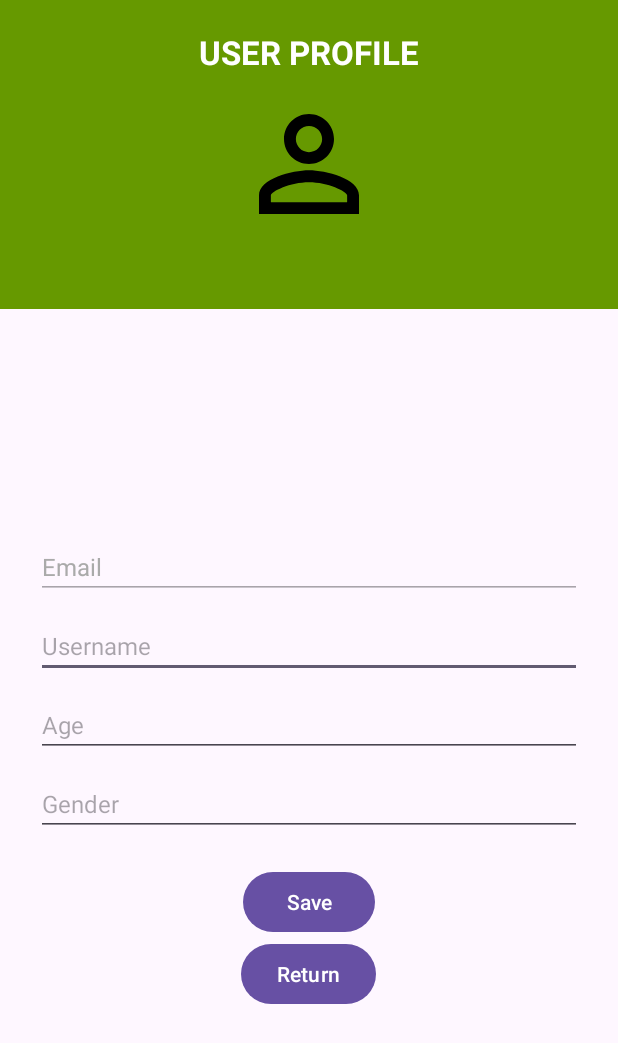
After one commit to TIPjared/AndroidStudio_Project, an Android app: the Profile screen opened directly, with no data from a screen before it, on a phone screen of 412 x 824 dp. The commit adds this screen. Shown: the top 1043 px of the screen. Run offline under Robolectric (Android 15) with nearby library versions, the phone set to English and light mode, and no system bars; our stand-ins replace Firebase (no records; nobody signed in at launch, a user with empty details on screens opened directly).

Commit message:
this nigga bouta blow

```diff
--- a/app/build.gradle.kts
+++ b/app/build.gradle.kts
@@ -46,10 +46,12 @@ dependencies {
     implementation ("com.google.firebase:firebase-auth:21.2.0")
     implementation ("com.google.firebase:firebase-common:21.0.0")
     implementation ("com.google.firebase:firebase-analytics:21.1.0")
+    implementation ("com.google.android.material:material:1.11.0") // or latest
 
     implementation("com.google.android.gms:play-services-auth:20.0.1")
     implementation ("com.google.android.gms:play-services-maps:18.0.2")
     implementation ("com.google.android.gms:play-services-location:17.0.0")
+    implementation(libs.firebase.inappmessaging)
     testImplementation(libs.junit)
     androidTestImplementation(libs.ext.junit)
     androidTestImplementation(libs.espresso.core)
--- a/app/src/main/AndroidManifest.xml
+++ b/app/src/main/AndroidManifest.xml
@@ -53,6 +53,9 @@
             android:name=".MainActivity"
             android:exported="false"/>
 
+        <activity android:name=".Profile"
+            android:exported="false"/>
+
     </application>
 
 
--- /dev/null
+++ b/app/src/main/java/com/example/finalprojectmobilecomputing/Profile.java
@@ -0,0 +1,96 @@
+package com.example.finalprojectmobilecomputing;
+
+import android.content.Intent;
+import android.os.Bundle;
+import android.view.View;
+import android.widget.Button;
+import android.widget.EditText;
+import android.widget.TextView;
+import android.widget.Toast;
+
+import androidx.appcompat.app.AppCompatActivity;
+
+import com.google.firebase.auth.FirebaseAuth;
+import com.google.firebase.firestore.DocumentReference;
+import com.google.firebase.firestore.FirebaseFirestore;
+import com.google.firebase.firestore.DocumentSnapshot;
+
+import java.util.HashMap;
+import java.util.Map;
+
+public class Profile extends AppCompatActivity {
+
+    private TextView emailTextView;
+    private EditText usernameEditText, ageEditText, genderEditText;
+    private Button saveButton, returnButton;
+    private FirebaseAuth mAuth;
+    private FirebaseFirestore db;
+    private DocumentReference userRef;
+
+    @Override
+    protected void onCreate(Bundle savedInstanceState) {
+        super.onCreate(savedInstanceState);
+        setContentView(R.layout.activity_profile);
+
+        emailTextView = findViewById(R.id.emailEditText);
+        usernameEditText = findViewById(R.id.usernameEditText);
+        ageEditText = findViewById(R.id.ageEditText);
+        genderEditText = findViewById(R.id.genderEditText);
+        saveButton = findViewById(R.id.saveButton);
+        returnButton = findViewById(R.id.returnButton);
+
+        mAuth = FirebaseAuth.getInstance();
+        db = FirebaseFirestore.getInstance();
+
+        if (mAuth.getCurrentUser() != null) {
+            userRef = db.collection("users").document(mAuth.getCurrentUser().getUid());
+
+            loadUserData();
+        }
+
+        saveButton.setOnClickListener(v -> saveUserData());
+
+        returnButton.setOnClickListener(v -> {
+            Intent intent = new Intent(Profile.this, MainPage.class);
+            startActivity(intent);
+            finish();
+        });
+
+    }
+
+    private void loadUserData() {
+        // Set the email address from Firebase Authentication
+        String email = mAuth.getCurrentUser().getEmail();
+        emailTextView.setText(email);
+
+        // Load other user data from Firestore
+        userRef.get().addOnSuccessListener(documentSnapshot -> {
+            if (documentSnapshot.exists()) {
+                String username = documentSnapshot.getString("username");
+                String age = documentSnapshot.getString("age");
+                String gender = documentSnapshot.getString("gender");
+
+                usernameEditText.setText(username != null ? username : "Not yet set");
+                ageEditText.setText(age != null ? age : "Not yet set");
+                genderEditText.setText(gender != null ? gender : "Not yet set");
+            }
+        }).addOnFailureListener(e -> {
+            Toast.makeText(Profile.this, "Failed to load data", Toast.LENGTH_SHORT).show();
+        });
+    }
+
+    private void saveUserData() {
+        String username = usernameEditText.getText().toString().trim();
+        String age = ageEditText.getText().toString().trim();
+        String gender = genderEditText.getText().toString().trim();
+
+        Map<String, Object> userData = new HashMap<>();
+        userData.put("username", username);
+        userData.put("age", age);
+        userData.put("gender", gender);
+
+        userRef.set(userData, com.google.firebase.firestore.SetOptions.merge())
+                .addOnSuccessListener(aVoid -> Toast.makeText(Profile.this, "Profile Updated", Toast.LENGTH_SHORT).show())
+                .addOnFailureListener(e -> Toast.makeText(Profile.this, "Failed to update profile", Toast.LENGTH_SHORT).show());
+    }
+}
--- /dev/null
+++ b/app/src/main/res/color/purple_200.xml
@@ -0,0 +1,4 @@
+<?xml version="1.0" encoding="utf-8"?>
+<selector xmlns:android="http://schemas.android.com/apk/res/android">
+    <item android:color="#FFABF7B1" /> <!-- Your purple color -->
+</selector>
--- /dev/null
+++ b/app/src/main/res/drawable/baseline_adb_24.xml
@@ -0,0 +1,5 @@
+<vector xmlns:android="http://schemas.android.com/apk/res/android" android:height="24dp" android:tint="#000000" android:viewportHeight="24" android:viewportWidth="24" android:width="24dp">
+
+    <path android:fillColor="@android:color/white" android:pathData="M5,16c0,3.87 3.13,7 7,7s7,-3.13 7,-7v-4L5,12v4zM16.12,4.37l2.1,-2.1 -0.82,-0.83 -2.3,2.31C14.16,3.28 13.12,3 12,3s-2.16,0.28 -3.09,0.75L6.6,1.44l-0.82,0.83 2.1,2.1C6.14,5.64 5,7.68 5,10v1h14v-1c0,-2.32 -1.14,-4.36 -2.88,-5.63zM9,9c-0.55,0 -1,-0.45 -1,-1s0.45,-1 1,-1 1,0.45 1,1 -0.45,1 -1,1zM15,9c-0.55,0 -1,-0.45 -1,-1s0.45,-1 1,-1 1,0.45 1,1 -0.45,1 -1,1z"/>
+
+</vector>
--- /dev/null
+++ b/app/src/main/res/drawable/baseline_menu_24.xml
@@ -0,0 +1,5 @@
+<vector xmlns:android="http://schemas.android.com/apk/res/android" android:height="24dp" android:tint="#000000" android:viewportHeight="24" android:viewportWidth="24" android:width="24dp">
+
+    <path android:fillColor="@android:color/white" android:pathData="M3,18h18v-2L3,16v2zM3,13h18v-2L3,11v2zM3,6v2h18L21,6L3,6z"/>
+
+</vector>
--- /dev/null
+++ b/app/src/main/res/drawable/baseline_person_outline_24.xml
@@ -0,0 +1,5 @@
+<vector xmlns:android="http://schemas.android.com/apk/res/android" android:height="24dp" android:tint="#000000" android:viewportHeight="24" android:viewportWidth="24" android:width="24dp">
+
+    <path android:fillColor="@android:color/white" android:pathData="M12,5.9c1.16,0 2.1,0.94 2.1,2.1s-0.94,2.1 -2.1,2.1S9.9,9.16 9.9,8s0.94,-2.1 2.1,-2.1m0,9c2.97,0 6.1,1.46 6.1,2.1v1.1L5.9,18.1L5.9,17c0,-0.64 3.13,-2.1 6.1,-2.1M12,4C9.79,4 8,5.79 8,8s1.79,4 4,4 4,-1.79 4,-4 -1.79,-4 -4,-4zM12,13c-2.67,0 -8,1.34 -8,4v3h16v-3c0,-2.66 -5.33,-4 -8,-4z"/>
+
+</vector>
--- /dev/null
+++ b/app/src/main/res/layout/activity_profile.xml
@@ -0,0 +1,92 @@
+<LinearLayout xmlns:android="http://schemas.android.com/apk/res/android"
+    android:orientation="vertical"
+    android:layout_width="match_parent"
+    android:layout_height="match_parent">
+
+    <!-- Top Section (1/4) -->
+    <LinearLayout
+        android:orientation="vertical"
+        android:layout_width="match_parent"
+        android:layout_height="0dp"
+        android:layout_weight="1"
+        android:background="@android:color/holo_green_dark">
+
+        <TextView
+            android:text="USER PROFILE"
+            android:textSize="22sp"
+            android:textStyle="bold"
+            android:textColor="@android:color/white"
+            android:layout_marginTop="20dp"
+            android:layout_width="wrap_content"
+            android:layout_height="wrap_content"
+            android:layout_gravity="center" />
+
+        <ImageView
+            android:id="@+id/profileImage"
+            android:layout_width="100dp"
+            android:layout_height="100dp"
+            android:src="@drawable/baseline_person_outline_24"
+            android:layout_marginTop="10dp"
+            android:layout_gravity="center"
+            android:contentDescription="Profile Image" />
+    </LinearLayout>
+
+    <!-- Bottom Section (3/4) -->
+    <LinearLayout
+        android:orientation="vertical"
+        android:layout_width="match_parent"
+        android:layout_height="0dp"
+        android:layout_weight="3"
+        android:padding="24dp"
+        android:gravity="center">
+
+        <EditText
+            android:id="@+id/emailEditText"
+            android:hint="Email"
+            android:textSize="16sp"
+            android:textColor="@android:color/black"
+            android:textColorHint="@android:color/darker_gray"
+            android:layout_width="match_parent"
+            android:layout_height="wrap_content"
+            android:layout_marginBottom="10dp"
+            android:enabled="false"/>
+
+        <EditText
+            android:id="@+id/usernameEditText"
+            android:hint="Username"
+            android:textSize="16sp"
+            android:layout_width="match_parent"
+            android:layout_height="wrap_content"
+            android:layout_marginBottom="10dp" />
+
+        <EditText
+            android:id="@+id/ageEditText"
+            android:hint="Age"
+            android:textSize="16sp"
+            android:layout_width="match_parent"
+            android:layout_height="wrap_content"
+            android:layout_marginBottom="10dp" />
+
+        <EditText
+            android:id="@+id/genderEditText"
+            android:hint="Gender"
+            android:textSize="16sp"
+            android:layout_width="match_parent"
+            android:layout_height="wrap_content"
+            android:layout_marginBottom="20dp" />
+
+        <Button
+            android:id="@+id/saveButton"
+            android:text="Save"
+            android:layout_width="wrap_content"
+            android:layout_height="wrap_content"
+            android:layout_gravity="center" />
+
+        <Button
+            android:id="@+id/returnButton"
+            android:text="Return"
+            android:layout_width="wrap_content"
+            android:layout_height="wrap_content"
+            android:layout_gravity="center" />
+    </LinearLayout>
+</LinearLayout>
--- a/app/src/main/res/values/strings.xml
+++ b/app/src/main/res/values/strings.xml
@@ -1,4 +1,5 @@
 <resources>
     <string name="app_name">FinalProjectMobileComputing</string>
     <string name="default_web_client_id">535330638975-0aofeg3b7k6q1ng6ktq4grh1f6vffe2b.apps.googleusercontent.com</string>
+    <string name="user_name">User Name</string>
 </resources>
--- a/gradle/libs.versions.toml
+++ b/gradle/libs.versions.toml
@@ -1,5 +1,5 @@
 [versions]
-agp = "8.8.0"
+agp = "8.8.1"
 junit = "4.13.2"
 junitVersion = "1.2.1"
 espressoCore = "3.6.1"
@@ -9,6 +9,7 @@ activity = "1.10.1"
 constraintlayout = "2.2.1"
 googleGmsGoogleServices = "4.4.2"
 firebaseAuth = "23.2.0"
+firebaseInappmessaging = "21.0.2"
 
 [libraries]
 junit = { group = "junit", name = "junit", version.ref = "junit" }
@@ -19,6 +20,7 @@ material = { group = "com.google.android.material", name = "material", version.r
 activity = { group = "androidx.activity", name = "activity", version.ref = "activity" }
 constraintlayout = { group = "androidx.constraintlayout", name = "constraintlayout", version.ref = "constraintlayout" }
 firebase-auth = { group = "com.google.firebase", name = "firebase-auth", version.ref = "firebaseAuth" }
+firebase-inappmessaging = { group = "com.google.firebase", name = "firebase-inappmessaging", version.ref = "firebaseInappmessaging" }
 
 [plugins]
 android-application = { id = "com.android.application", version.ref = "agp" }
```
Also changed, not shown: app/src/main/java/com/example/finalprojectmobilecomputing/MainActivity.java (+6 -2 lines), app/src/main/java/com/example/finalprojectmobilecomputing/MainPage.java (+45 -7 lines), app/src/main/res/layout/activity_main_page.xml (+39 -20 lines), app/src/main/res/layout/nav_header.xml (added, +36 -0 lines), app/src/main/res/menu/nav_menu.xml (added, +28 -0 lines).
